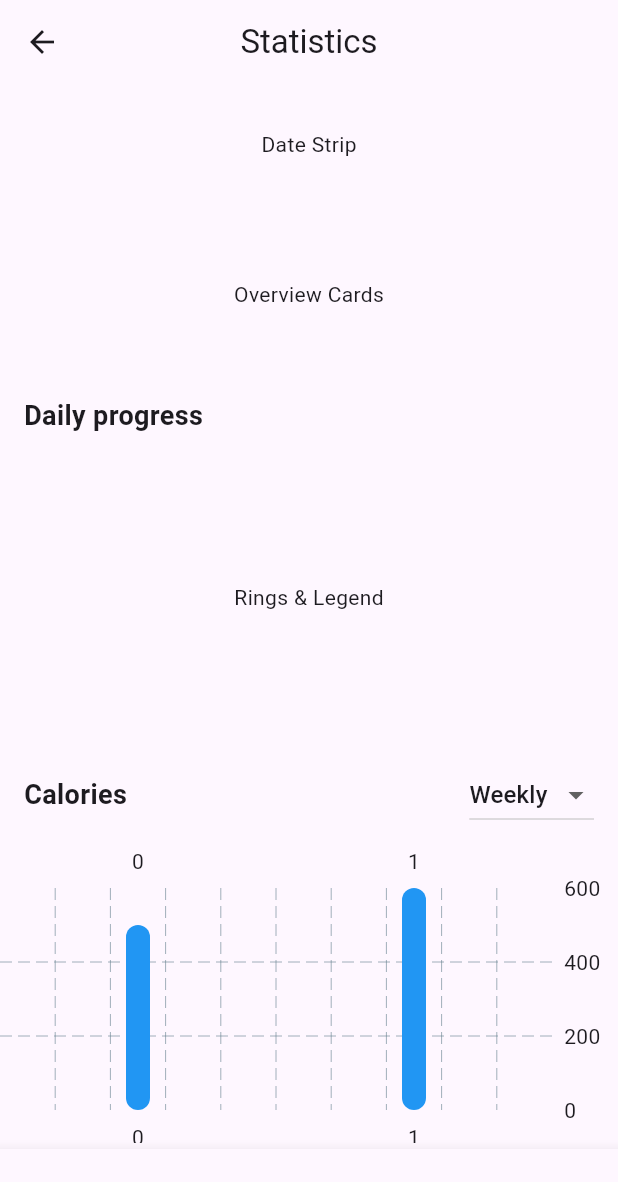
After one commit to ILRSBandara/Aura-Care, a Flutter app: the screen it shows after launch, after a tap on "Health Data", on a phone screen of 412 x 824 dp. The commit adds this screen. Shown: the top 1182 px of the screen. Run offline on Flutter 3.47's test engine with Material 3 defaults, Android fonts, the phone set to English and light mode, and no system bars; drawn by our look-alikes of fl_chart; our stand-ins replace page_transition, swipeable_button_view; missing offline and left inert: pretty_gauge.

Commit message:
Create heath data page

```diff
--- a/lib/Screen/dashboard.dart
+++ b/lib/Screen/dashboard.dart
@@ -1,7 +1,8 @@
 // lib/screens/dashboard.dart
 
 import 'package:flutter/material.dart';
-import 'bmi.dart'; // Make sure this path is correct
+import 'bmi.dart';            // your existing BMI screen
+import 'health_data.dart';   // new Health Data screen (create this)
 
 class DashboardScreen extends StatelessWidget {
   const DashboardScreen({super.key});
@@ -14,14 +15,29 @@
         centerTitle: true,
       ),
       body: Center(
-        child: ElevatedButton(
+        child: Column(
+          mainAxisSize: MainAxisSize.min,       // center vertically
+          children: [
+            ElevatedButton(
               onPressed: () {
                 Navigator.push(
                   context,
-              MaterialPageRoute(builder: (context) => const BMIScreen()),
+                  MaterialPageRoute(builder: (_) => const BMIScreen()),
                 );
               },
               child: const Text('Open BMI Calculator'),
+            ),
+            const SizedBox(height: 16),          // spacing between buttons
+            ElevatedButton(
+              onPressed: () {
+                Navigator.push(
+                  context,
+                  MaterialPageRoute(builder: (_) => const HealthDataScreen()),
+                );
+              },
+              child: const Text('Health Data'),
+            ),
+          ],
         ),
       ),
     );
--- /dev/null
+++ b/lib/Screen/health_data.dart
@@ -0,0 +1,160 @@
+// lib/screens/health_data.dart
+
+import 'package:flutter/material.dart';
+import 'package:fl_chart/fl_chart.dart'; // Import the fl_chart package
+
+// If you put the helper widgets in separate files, import them:
+// import 'date_picker_strip.dart';
+// import 'overview_cards.dart';
+// import 'daily_progress.dart';
+// import 'weekly_calories_chart.dart';
+// import 'bottom_nav_bar.dart';
+
+class HealthDataScreen extends StatelessWidget {
+  const HealthDataScreen({super.key});
+
+  @override
+  Widget build(BuildContext context) {
+    return Scaffold(
+      appBar: AppBar(
+        leading: const BackButton(),
+        title: const Text('Statistics'),
+        centerTitle: true,
+      ),
+      body: const HealthDataBody(),
+      bottomNavigationBar: const MyBottomNavBar(currentIndex: 2),
+    );
+  }
+}
+
+class HealthDataBody extends StatelessWidget {
+  const HealthDataBody({super.key});
+
+  @override
+  Widget build(BuildContext context) {
+    return SingleChildScrollView(
+      child: Column(
+        crossAxisAlignment: CrossAxisAlignment.start,
+        children: const [
+          // 1. Month & Date strip
+          DatePickerStrip(),
+
+          // 2. Overview cards
+          OverviewCards(),
+
+          // 3. Section title
+          Padding(
+            padding: EdgeInsets.symmetric(horizontal: 16, vertical: 8),
+            child: Text(
+              'Daily progress',
+              style: TextStyle(fontSize: 18, fontWeight: FontWeight.bold),
+            ),
+          ),
+
+          // 4. Concentric progress rings + legend
+          DailyProgress(),
+
+          // 5. Calories header + dropdown
+          Padding(
+            padding: EdgeInsets.symmetric(horizontal: 16, vertical: 8),
+            child: Row(
+              mainAxisAlignment: MainAxisAlignment.spaceBetween,
+              children: [
+                Text('Calories', style: TextStyle(fontSize: 18, fontWeight: FontWeight.bold)),
+                DropdownIndicator(options: ['Weekly', 'Monthly'], selected: 'Weekly'),
+              ],
+            ),
+          ),
+
+          // 6. Bar chart
+          WeeklyCaloriesChart(),
+        ],
+      ),
+    );
+  }
+}
+
+/// Stub implementations below — replace with the full versions
+class DatePickerStrip extends StatelessWidget {
+  const DatePickerStrip({super.key});
+  @override
+  Widget build(BuildContext c) => const SizedBox(height: 80, child: Center(child: Text('Date Strip')));
+}
+
+class OverviewCards extends StatelessWidget {
+  const OverviewCards({super.key});
+  @override
+  Widget build(BuildContext c) => const SizedBox(height: 120, child: Center(child: Text('Overview Cards')));
+}
+
+class DailyProgress extends StatelessWidget {
+  const DailyProgress({super.key});
+  @override
+  Widget build(BuildContext c) => const SizedBox(height: 200, child: Center(child: Text('Rings & Legend')));
+}
+
+class DropdownIndicator extends StatelessWidget {
+  final List<String> options;
+  final String selected;
+  const DropdownIndicator({required this.options, required this.selected, super.key});
+
+  @override
+  Widget build(BuildContext c) => DropdownButton<String>(
+        value: selected,
+        items: options.map((o) => DropdownMenuItem(value: o, child: Text(o))).toList(),
+        onChanged: (_) {},
+      );
+}
+
+class WeeklyCaloriesChart extends StatelessWidget {
+  const WeeklyCaloriesChart({super.key});
+ @override
+  Widget build(BuildContext context) {
+    return SizedBox(
+      height: 200,
+      child: BarChart(
+        BarChartData(
+          alignment: BarChartAlignment.spaceAround,
+          titlesData: FlTitlesData(
+            bottomTitles: AxisTitles(
+              sideTitles: SideTitles(showTitles: true),
+            ),
+            leftTitles: AxisTitles(sideTitles: SideTitles(showTitles: false)),
+          ),
+          borderData: FlBorderData(show: false),
+          barGroups: [
+            BarChartGroupData(x: 0, barRods: [
+              BarChartRodData(toY: 500, width: 16, color: Colors.blue),
+            ]),
+            BarChartGroupData(x: 1, barRods: [
+              BarChartRodData(toY: 600, width: 16, color: Colors.blue),
+            ]),
+            // Add other days of the week here
+          ],
+        ),
+      ),
+    );
+  }
+}
+
+/// Your existing bottom nav bar
+class MyBottomNavBar extends StatelessWidget {
+  final int currentIndex;
+  const MyBottomNavBar({required this.currentIndex, super.key});
+
+  @override
+  Widget build(BuildContext c) {
+    return BottomNavigationBar(
+      currentIndex: currentIndex,
+      items: const [
+        BottomNavigationBarItem(icon: Icon(Icons.home), label: 'Home'),
+        BottomNavigationBarItem(icon: Icon(Icons.medical_services), label: 'Doctors'),
+        BottomNavigationBarItem(icon: Icon(Icons.bar_chart), label: 'Statistics'),
+        BottomNavigationBarItem(icon: Icon(Icons.person), label: 'Profile'),
+      ],
+      onTap: (i) {
+        // handle navigation…
+      },
+    );
+  }
+}
--- a/pubspec.yaml
+++ b/pubspec.yaml
@@ -30,6 +30,9 @@
 dependencies:
   flutter:
     sdk: flutter
+  fl_chart: ^0.71.0
+  percent_indicator: ^4.2.2
+  cupertino_icons: ^1.0.8
 
   # The following adds the Cupertino Icons font to your application.
   # Use with the CupertinoIcons class for iOS style icons.
@@ -37,6 +40,8 @@
   pretty_gauge: ^1.0.1
   swipeable_button_view: ^0.0.2
   page_transition: ^2.2.1
+  percent_indicator: ^4.2.2
+  fl_chart: ^0.71.0
 
 dev_dependencies:
   flutter_test:
```
Also changed, not shown: pubspec.lock. Lines whose indentation alone changed are shown as unchanged.
